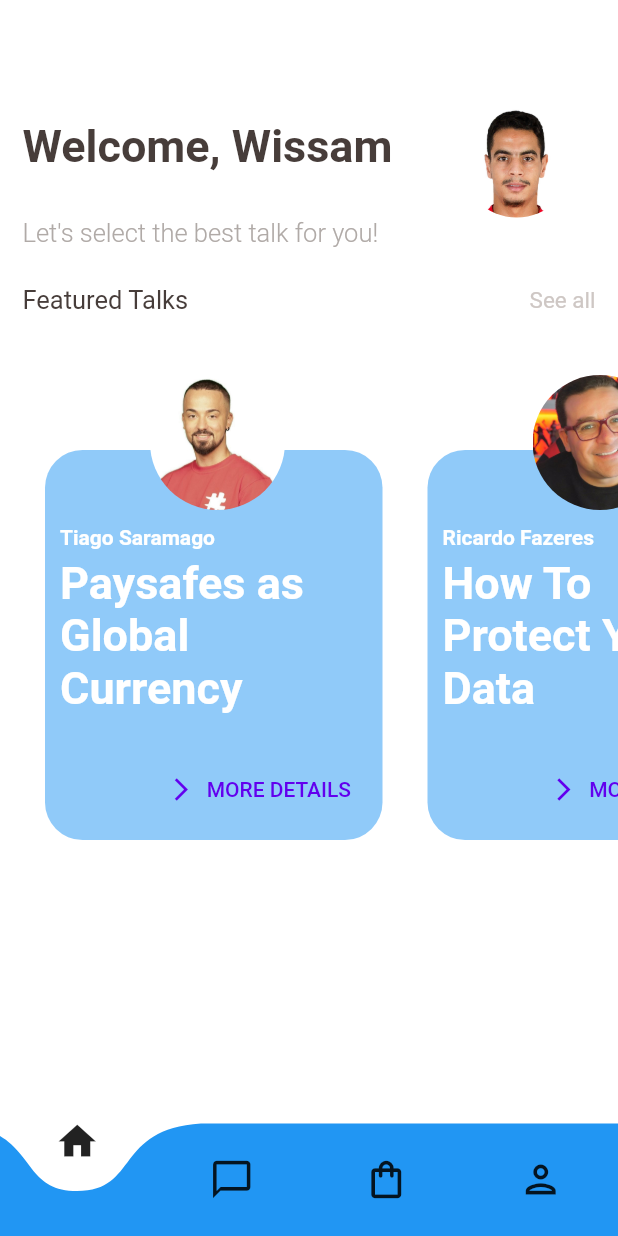
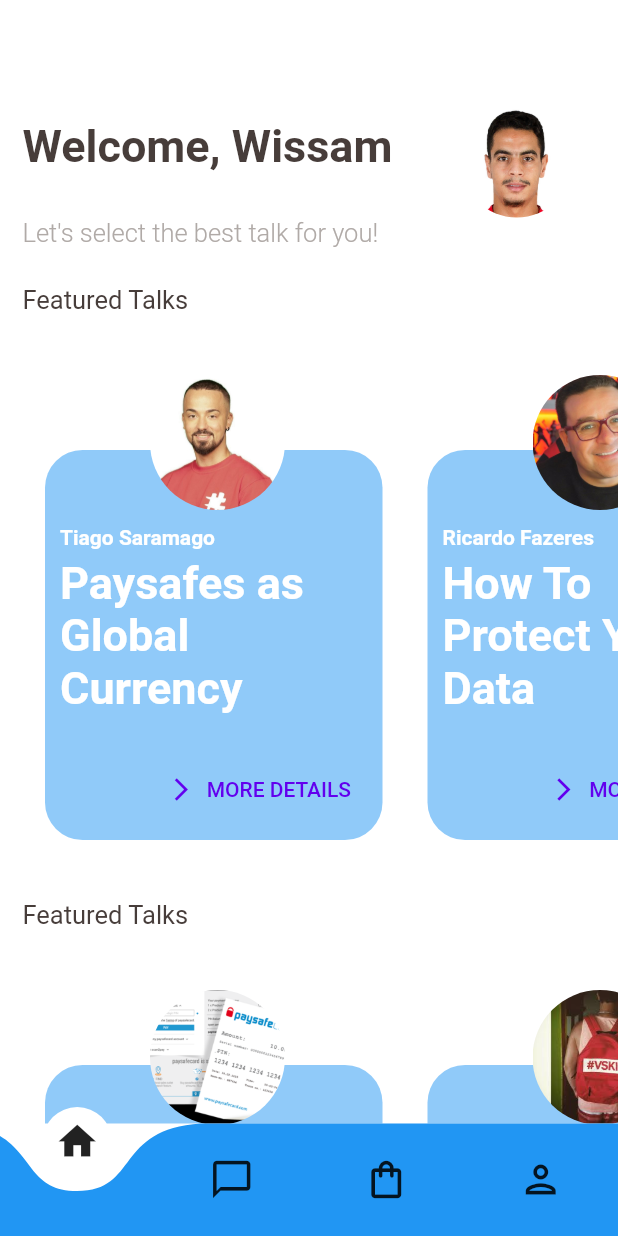
Before and after one commit to CoDyPhin/FEUP-ESOF, a Flutter app: the screen it shows after launch, on a phone screen of 412 x 824 dp. Run offline on Flutter 3.47's test engine with Material 2 defaults, Android fonts, the phone set to English and light mode, and no system bars; drawn by our look-alikes of curved_navigation_bar; Roboto replaces fonts that are missing (nunito, varela).

Commit message:
Added Products View to Home Page

```diff
--- a/confmate/lib/pages/homePage.dart
+++ b/confmate/lib/pages/homePage.dart
@@ -1,7 +1,9 @@
 import 'package:flutter/material.dart';
 
+import '../Product.dart';
 import '../Profile.dart';
 import '../Talk.dart';
+import '../pages/productsPage.dart';
 
 class HomePage extends StatefulWidget {
   HomePage(this.profile);
@@ -53,7 +55,7 @@ class _HomePageState extends State<HomePage> {
         "assets/queiros.png", "Fds mén")
   ];
 
-  List<Talk> talksList = [
+  static List<Talk> talksList = [
     Talk(
         0,
         "Paysafes as Global Currency",
@@ -86,6 +88,57 @@ class _HomePageState extends State<HomePage> {
         12,
         new List<int>(),
         "assets/queiros.png")
+  ];
+
+  List<Product> productList = [
+    Product(
+        "Paysafes roubados",
+        0,
+        "Paysafes scammados pelo mitico #vski no Metin. Não garantimos que ainda tenham saldo, provavelmente foram totalmente depositados em apostas no CS ou em FIFA Points.",
+        0,
+        "assets/paysafe.jpg",
+        "For Students",
+        talksList[0]),
+    Product(
+        "Mochila da W33D",
+        5,
+        "Mochila W33D on the bankz #VSKI, mas manos, W33D é só nome da marca, não é para fumar manos",
+        0,
+        "assets/mochila.jpg",
+        "For Vskizinhos",
+        talksList[0]),
+    Product(
+        "FIFA 21",
+        1,
+        "Conta do Caio de FIFA visto que ele aziou tanto que partiu o PC e não pode jogar mais. Para ajudar a EA a fazer o mesmo jogo todos os anos, preço especial de 120€",
+        120,
+        "assets/fifa.jpg",
+        "For Pepegas",
+        talksList[2]),
+    Product(
+        "Microfone do Queiros",
+        2,
+        "Apenas funciona na perfeição no Ubuntu. Melhor microfone de ear rape alguma vez visto. CAAAAAAAAAAAARLOOOOOOOOOS TAS ME A OUVIIIIIIIIIIIIIIIIIR",
+        50,
+        "assets/microfone.jpg",
+        "For Big Kings",
+        talksList[3]),
+    Product(
+        "Improviso pos meus subs 2",
+        3,
+        "Após o grande sucesso do primeiro improviso, Tiagovski volta a dar cartas com o seu mais recente single. Dedicado especialmente aos àters, mas os subs continuam no coração. Video exclusivo",
+        25,
+        "assets/videovski.jpg",
+        "For researchers",
+        talksList[1]),
+    Product(
+        "Patanisks The Cat",
+        4,
+        "Patanisks, what are you doing here? No, Patanisks, go play, don't jump on top of my computer",
+        25,
+        "assets/cat.jpg",
+        "For researchers",
+        talksList[3])
   ];
 
   @override
@@ -141,23 +194,32 @@ class _HomePageState extends State<HomePage> {
                     fontSize: 17.0,
                     color: Color(0xFF473D3A)),
               ),
-              Padding(
-                padding: const EdgeInsets.only(right: 15.0),
-                child: Text(
-                  'See all',
-                  style: TextStyle(
-                      fontFamily: 'varela',
-                      fontSize: 15.0,
-                      color: Color(0xFFCEC7C4)),
-                ),
+            ],
+          ),
+          SizedBox(height: 15.0),
+          Container(
+              height: 350.0,
+              child: ListView(scrollDirection: Axis.horizontal, children: [
+                for (Talk x in talksList) _talkListCard(x),
+              ])),
+          SizedBox(height: 25.0),
+          Row(
+            mainAxisAlignment: MainAxisAlignment.spaceBetween,
+            children: <Widget>[
+              Text(
+                'Featured Talks',
+                style: TextStyle(
+                    fontFamily: 'varela',
+                    fontSize: 17.0,
+                    color: Color(0xFF473D3A)),
               ),
             ],
           ),
           SizedBox(height: 15.0),
           Container(
-              height: 410.0,
+              height: 350.0,
               child: ListView(scrollDirection: Axis.horizontal, children: [
-                for (Talk x in talksList) _talkListCard(x),
+                for (Product x in productList) _productListCard(x),
               ])),
         ]));
   }
@@ -234,4 +296,78 @@ class _HomePageState extends State<HomePage> {
               ],
             )));
   }
+
+  _productListCard(Product product) {
+    return Padding(
+        padding: EdgeInsets.only(left: 15.0, right: 15.0),
+        child: Container(
+            height: 300.0,
+            width: 225.0,
+            child: Column(
+              children: <Widget>[
+                Stack(children: [
+                  Container(height: 335.0),
+                  Positioned(
+                      top: 75.0,
+                      child: Container(
+                          padding: EdgeInsets.only(left: 10.0, right: 20.0),
+                          height: 260.0,
+                          width: 225.0,
+                          decoration: BoxDecoration(
+                              borderRadius: BorderRadius.circular(25.0),
+                              color: Colors.blue[200]),
+                          child: Column(
+                              crossAxisAlignment: CrossAxisAlignment.start,
+                              children: <Widget>[
+                                SizedBox(
+                                  height: 50.0,
+                                ),
+                                Text(
+                                  product.audience,
+                                  style: TextStyle(
+                                      fontFamily: 'nunito',
+                                      fontSize: 14.0,
+                                      fontWeight: FontWeight.bold,
+                                      color: Colors.white),
+                                ),
+                                SizedBox(height: 5.0),
+                                Text(
+                                  product.name,
+                                  style: TextStyle(
+                                      fontFamily: 'varela',
+                                      fontSize: 30.0,
+                                      fontWeight: FontWeight.bold,
+                                      color: Colors.white),
+                                ),
+                              ]))),
+                  Positioned(
+                      right: 5.0,
+                      bottom: 10.0,
+                      child: FlatButton.icon(
+                        textColor: Color(0xFF6200EE),
+                        onPressed: () {
+                          Navigator.push(
+                              context,
+                              MaterialPageRoute(
+                                  builder: (context) =>
+                                      productDescription(product)));
+                        },
+                        icon: Icon(Icons.arrow_forward_ios, size: 18),
+                        label: Text("MORE DETAILS"),
+                      )),
+                  Positioned(
+                      left: 70.0,
+                      top: 25.0,
+                      child: Container(
+                          height: 90.0,
+                          width: 90.0,
+                          decoration: BoxDecoration(
+                              borderRadius: BorderRadius.circular(200.0),
+                              image: DecorationImage(
+                                  image: AssetImage(product.picture),
+                                  fit: BoxFit.cover))))
+                ]),
+              ],
+            )));
+  }
 }
```
